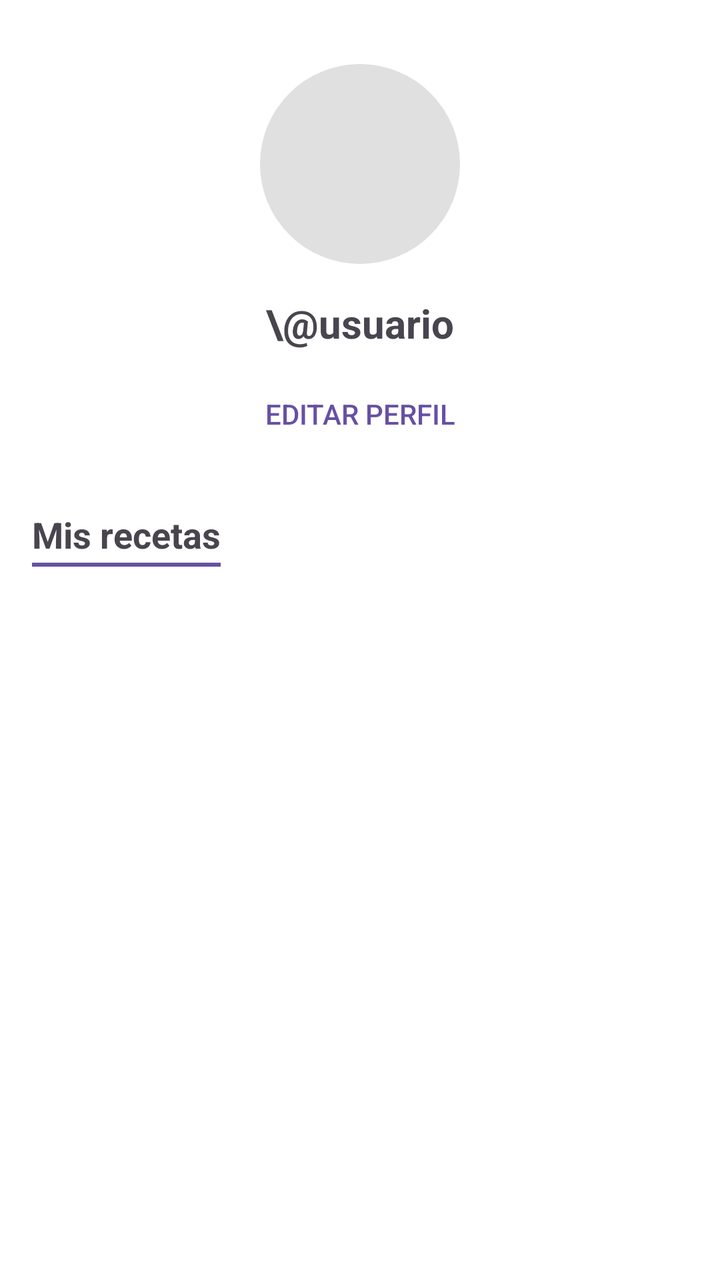
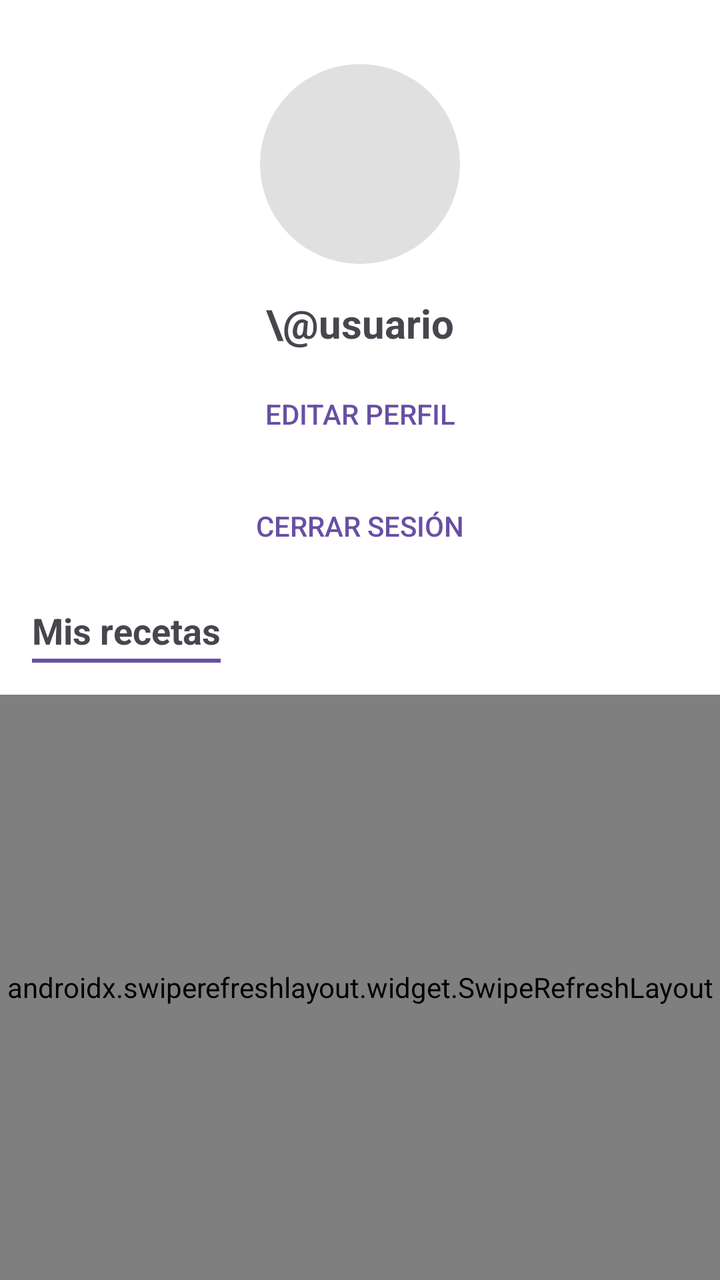

Screens rendered from an Android XML layout before and after an edit, with the pre-edit source and the edit as a unified diff.
<!-- AndroidManifest.xml: application theme Theme.RefriMancia -->
<!-- res/layout/usuario_fragment.xml -->
<?xml version="1.0" encoding="utf-8"?>
<androidx.constraintlayout.widget.ConstraintLayout xmlns:android="http://schemas.android.com/apk/res/android"
    xmlns:app="http://schemas.android.com/apk/res-auto"
    android:layout_width="match_parent"
    android:layout_height="match_parent"
    android:background="@android:color/white">

    <ImageView
        android:id="@+id/profile_image"
        android:layout_width="100dp"
        android:layout_height="100dp"
        android:layout_marginTop="32dp"
        android:src="@drawable/bg_placeholder_circular"
        app:layout_constraintTop_toTopOf="parent"
        app:layout_constraintStart_toStartOf="parent"
        app:layout_constraintEnd_toEndOf="parent" />

    <TextView
        android:id="@+id/nombre_usuario"
        android:layout_width="wrap_content"
        android:layout_height="wrap_content"
        android:layout_marginTop="16dp"
        android:text="\@usuario"
        android:textSize="20sp"
        android:textStyle="bold"
        app:layout_constraintTop_toBottomOf="@id/profile_image"
        app:layout_constraintStart_toStartOf="parent"
        app:layout_constraintEnd_toEndOf="parent" />

    <Button
        android:id="@+id/btn_editar_perfil"
        android:layout_width="wrap_content"
        android:layout_height="wrap_content"
        android:layout_marginTop="8dp"
        android:text="Editar perfil"
        style="?android:attr/borderlessButtonStyle"
        android:textColor="?attr/colorPrimary"
        app:layout_constraintTop_toBottomOf="@id/nombre_usuario"
        app:layout_constraintStart_toStartOf="parent"
        app:layout_constraintEnd_toEndOf="parent" />

    <TextView
        android:id="@+id/tv_mis_recetas_titulo"
        android:layout_width="wrap_content"
        android:layout_height="wrap_content"
        android:layout_marginTop="24dp"
        android:layout_marginStart="16dp"
        android:text="Mis recetas"
        android:textSize="18sp"
        android:textStyle="bold"
        app:layout_constraintTop_toBottomOf="@id/btn_editar_perfil"
        app:layout_constraintStart_toStartOf="parent" />

    <View
        android:id="@+id/linea_mis_recetas"
        android:layout_width="0dp"
        android:layout_height="2dp"
        android:background="?attr/colorPrimary"
        app:layout_constraintTop_toBottomOf="@id/tv_mis_recetas_titulo"
        app:layout_constraintStart_toStartOf="@id/tv_mis_recetas_titulo"
        app:layout_constraintEnd_toEndOf="@id/tv_mis_recetas_titulo"
        android:layout_marginTop="2dp" />

    <androidx.recyclerview.widget.RecyclerView
        android:id="@+id/rv_recetas_usuario"
        android:layout_width="match_parent"
        android:layout_height="0dp"
        android:layout_marginTop="16dp"
        android:paddingHorizontal="8dp"
        app:layout_constraintTop_toBottomOf="@id/linea_mis_recetas"
        app:layout_constraintBottom_toBottomOf="parent" />

    <LinearLayout
        android:id="@+id/empty_state"
        android:layout_width="wrap_content"
        android:layout_height="wrap_content"
        android:orientation="vertical"
        android:gravity="center"
        android:visibility="gone"
        app:layout_constraintTop_toTopOf="@id/rv_recetas_usuario"
        app:layout_constraintBottom_toBottomOf="parent"
        app:layout_constraintStart_toStartOf="parent"
        app:layout_constraintEnd_toEndOf="parent">
        <ImageView
            android:layout_width="64dp"
            android:layout_height="64dp"
            android:src="@android:drawable/ic_menu_info_details"
            app:tint="#CCCCCC" />
        <TextView
            android:layout_width="wrap_content"
            android:layout_height="wrap_content"
            android:text="No tienes recetas aún"
            android:textColor="#999999"
            android:layout_marginTop="8dp" />
    </LinearLayout>

</androidx.constraintlayout.widget.ConstraintLayout>
<!-- resources referenced by this layout -->
<resources>
  <!-- drawable bg_placeholder_circular (drawable) -->
  <?xml version="1.0" encoding="utf-8"?>
  <shape xmlns:android="http://schemas.android.com/apk/res/android"
      android:shape="oval">
      <solid android:color="#E0E0E0" />
  </shape>
  <style name="Theme.RefriMancia" parent="Base.Theme.RefriMancia" />
  <style name="Base.Theme.RefriMancia" parent="Theme.Material3.DayNight.NoActionBar">
          
          
          <item name="android:statusBarColor">?attr/colorPrimary</item>
          <item name="android:windowLightStatusBar">false</item>
          
      </style>
</resources>

<!-- the commit's change to res/layout/usuario_fragment.xml (unified diff, before → after) -->
@@ -28,27 +28,41 @@
         app:layout_constraintEnd_toEndOf="parent" />
 
     <Button
-        android:id="@+id/btn_editar_perfil"
-        android:layout_width="wrap_content"
-        android:layout_height="wrap_content"
-        android:layout_marginTop="8dp"
-        android:text="Editar perfil"
-        style="?android:attr/borderlessButtonStyle"
-        android:textColor="?attr/colorPrimary"
-        app:layout_constraintTop_toBottomOf="@id/nombre_usuario"
-        app:layout_constraintStart_toStartOf="parent"
-        app:layout_constraintEnd_toEndOf="parent" />
+            android:id="@+id/btn_editar_perfil"
+            android:layout_width="wrap_content"
+            android:layout_height="wrap_content"
+            android:text="Editar perfil"
+            style="?android:attr/borderlessButtonStyle"
+            android:textColor="?attr/colorPrimary"
+            app:layout_constraintTop_toBottomOf="@id/nombre_usuario"
+            app:layout_constraintStart_toStartOf="parent"
+            app:layout_constraintEnd_toEndOf="parent"
+            app:iconPadding="8dp"
+            android:insetTop="4dp"
+            android:layout_marginTop="8dp" />
+
+    <Button
+            android:id="@+id/btn_cerrar_sesion"
+            android:layout_width="wrap_content"
+            android:layout_height="wrap_content"
+            android:layout_marginTop="8dp"
+            android:text="Cerrar sesión"
+            style="?android:attr/borderlessButtonStyle"
+            android:textColor="?attr/colorPrimary"
+            app:layout_constraintTop_toBottomOf="@id/btn_editar_perfil"
+            app:layout_constraintStart_toStartOf="parent"
+            app:layout_constraintEnd_toEndOf="parent" />
 
     <TextView
         android:id="@+id/tv_mis_recetas_titulo"
         android:layout_width="wrap_content"
         android:layout_height="wrap_content"
-        android:layout_marginTop="24dp"
+        android:layout_marginTop="16dp"
         android:layout_marginStart="16dp"
         android:text="Mis recetas"
         android:textSize="18sp"
         android:textStyle="bold"
-        app:layout_constraintTop_toBottomOf="@id/btn_editar_perfil"
+        app:layout_constraintTop_toBottomOf="@id/btn_cerrar_sesion"
         app:layout_constraintStart_toStartOf="parent" />
 
     <View
@@ -61,14 +75,20 @@
         app:layout_constraintEnd_toEndOf="@id/tv_mis_recetas_titulo"
         android:layout_marginTop="2dp" />
 
-    <androidx.recyclerview.widget.RecyclerView
-        android:id="@+id/rv_recetas_usuario"
+    <androidx.swiperefreshlayout.widget.SwipeRefreshLayout
+        android:id="@+id/swipe_recetas_usuario"
         android:layout_width="match_parent"
         android:layout_height="0dp"
         android:layout_marginTop="16dp"
-        android:paddingHorizontal="8dp"
         app:layout_constraintTop_toBottomOf="@id/linea_mis_recetas"
-        app:layout_constraintBottom_toBottomOf="parent" />
+        app:layout_constraintBottom_toBottomOf="parent">
+
+        <androidx.recyclerview.widget.RecyclerView
+            android:id="@+id/rv_recetas_usuario"
+            android:layout_width="match_parent"
+            android:layout_height="match_parent"
+            android:paddingHorizontal="8dp" />
+    </androidx.swiperefreshlayout.widget.SwipeRefreshLayout>
 
     <LinearLayout
         android:id="@+id/empty_state"
@@ -77,7 +97,7 @@
         android:orientation="vertical"
         android:gravity="center"
         android:visibility="gone"
-        app:layout_constraintTop_toTopOf="@id/rv_recetas_usuario"
+        app:layout_constraintTop_toTopOf="@id/swipe_recetas_usuario"
         app:layout_constraintBottom_toBottomOf="parent"
         app:layout_constraintStart_toStartOf="parent"
         app:layout_constraintEnd_toEndOf="parent">
